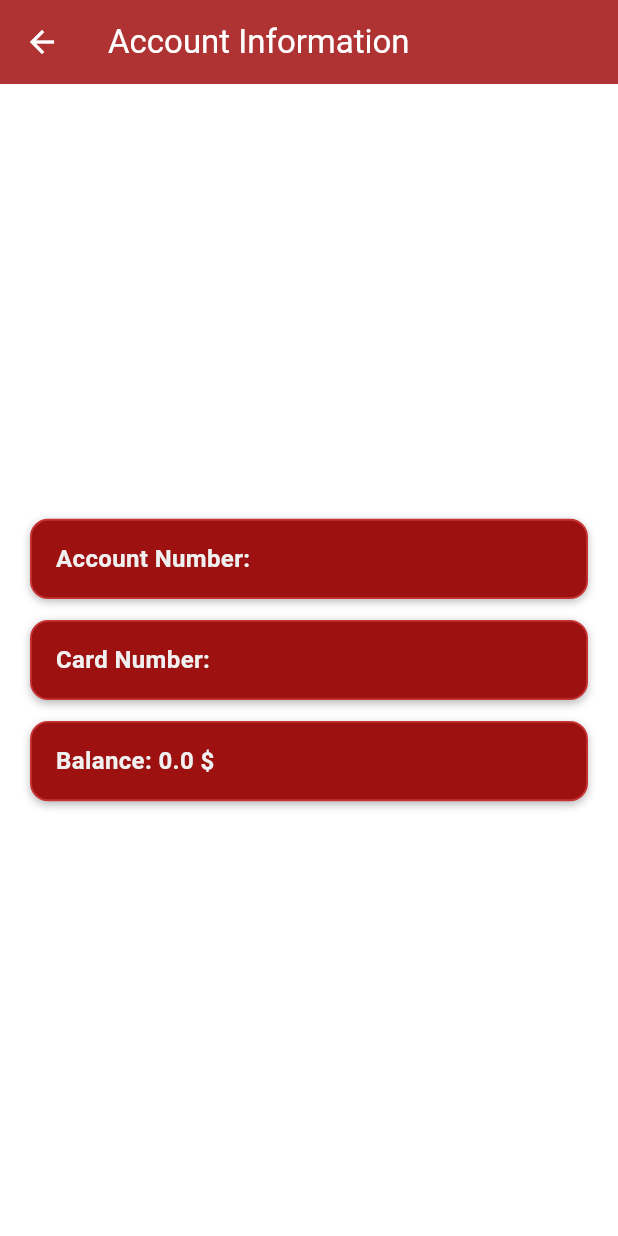
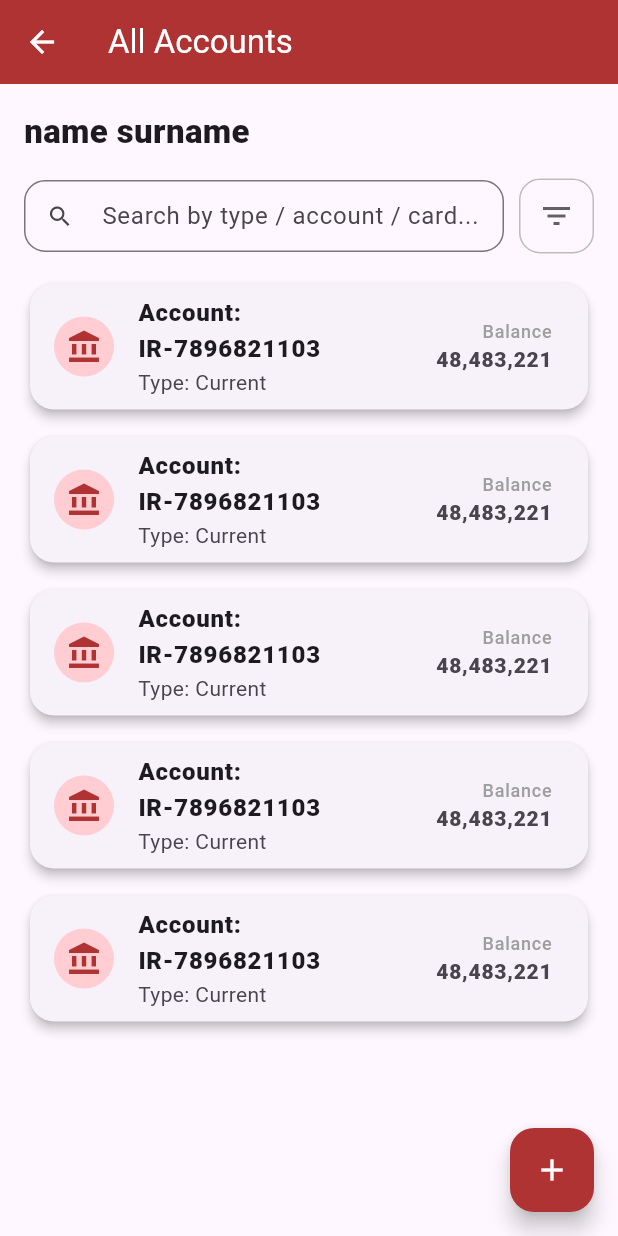
Before and after one commit to Asadipour84/AdvancedProgramming-Project-Flutter, a Flutter app: the HomePage screen opened directly with empty values, after a tap on "Accounts", on a phone screen of 412 x 824 dp. Run offline on Flutter 3.47's test engine with Material 3 defaults, Android fonts, the phone set to English and light mode, and no system bars; our stand-ins replace image_picker, pdf, share_plus.

Commit message:
feat: all accounts and refactoring acc details

```diff
--- a/lib/Account_Icon_Page.dart
+++ b/lib/Account_Icon_Page.dart
@@ -1,16 +1,25 @@
+import 'package:finalproject/All_Accounts_page.dart';
 import 'package:flutter/material.dart';
 import 'Account_Icon.dart';
-class AccountPage extends StatelessWidget {
-  final Account account;
-  const AccountPage({super.key, required this.account});
+import 'Account_detail_page.dart';
+
+class AccDetailPage extends StatelessWidget {
+  final allAccount_type account;
+
+  const AccDetailPage({super.key, required this.account});
+
+  static const Color kAccent = Color.fromARGB(255, 175, 51, 51);
+
   @override
   Widget build(BuildContext context) {
     return Scaffold(
       backgroundColor: Colors.white,
       appBar: AppBar(
-        title: const Text('Account Information', style: TextStyle(color: Colors.white),),
-        backgroundColor: const Color.fromARGB(255, 175, 51, 51),
-        // backgroundColor: EditProfilePage.kAccent,
+        title: const Text(
+          'Account Information',
+          style: TextStyle(color: Colors.white),
+        ),
+        backgroundColor: kAccent,
         foregroundColor: Colors.white,
       ),
       body: Center(
@@ -19,17 +28,20 @@ class AccountPage extends StatelessWidget {
           child: Column(
             mainAxisSize: MainAxisSize.min,
             children: [
-              _infoBox('Account Number', account.Account_Number),
+              _infoBox('Account Type', account.type),
               const SizedBox(height: 14),
-              _infoBox('Card Number', account.Card_Number),
+              _infoBox('Account Number', account.accountNumber),
               const SizedBox(height: 14),
-              _infoBox('Balance', '${account.Balance} \$'),
+              _infoBox('Card Number', account.cardNumber),
+              const SizedBox(height: 14),
+              _infoBox('Balance', '${_formatMoney(account.balance)}'),
             ],
           ),
         ),
       ),
     );
   }
+
   Widget _infoBox(String title, String value) {
     return Container(
       width: double.infinity,
@@ -38,12 +50,14 @@ class AccountPage extends StatelessWidget {
         color: const Color.fromARGB(255, 157, 17, 17),
         borderRadius: BorderRadius.circular(12),
         border: Border.all(
-            color: const Color.fromARGB(255, 200, 50, 50), width: 1.2),
-        boxShadow: [
+          color: const Color.fromARGB(255, 200, 50, 50),
+          width: 1.2,
+        ),
+        boxShadow: const [
           BoxShadow(
             color: Colors.black26,
             blurRadius: 4,
-            offset: const Offset(0, 2),
+            offset: Offset(0, 2),
           ),
         ],
       ),
@@ -57,4 +71,24 @@ class AccountPage extends StatelessWidget {
       ),
     );
   }
+
+  String _formatMoney(double value) {
+    final s = value.toStringAsFixed(0);
+    final chars = s.split('').reversed.toList();
+    final out = <String>[];
+    for (int i = 0; i < chars.length; i++) {
+      out.add(chars[i]);
+      if ((i + 1) % 3 == 0 && i != chars.length - 1) out.add(',');
+    }
+    return out.reversed.join();
+  }
+
+  // String _formatCard(String raw) {
+  //   final digits = raw.replaceAll(RegExp(r'\s+'), '');
+  //   if (digits.length != 16) return raw;
+  //   return "${digits.substring(0, 4)} "
+  //       "${digits.substring(4, 8)} "
+  //       "${digits.substring(8, 12)} "
+  //       "${digits.substring(12, 16)}";
+  // }
 }
--- /dev/null
+++ b/lib/All_Accounts_page.dart
@@ -0,0 +1,327 @@
+import 'dart:math';
+import 'package:finalproject/Account_Icon_Page.dart';
+import 'package:flutter/material.dart';
+import 'Account_detail_page.dart';
+
+/// If you already have an Account model, REMOVE this class
+/// and adjust the field names in the code below to match yours.
+class allAccount_type {
+  final String accountNumber;
+  final String cardNumber;
+  final double balance;
+  final String type; // e.g. "Savings", "Current", "Student"
+
+  allAccount_type({
+    required this.accountNumber,
+    required this.cardNumber,
+    required this.balance,
+    required this.type,
+  });
+}
+
+class AllAccountsPage extends StatefulWidget {
+  final String firstName;
+  final String lastName;
+
+  /// You can pass accounts from HomePage if you want.
+  /// If you don't pass, we generate fake accounts.
+  final List<allAccount_type>? initialAccounts;
+
+  const AllAccountsPage({
+    super.key,
+    required this.firstName,
+    required this.lastName,
+    this.initialAccounts,
+  });
+
+  @override
+  State<AllAccountsPage> createState() => _AllAccountsPageState();
+}
+
+class _AllAccountsPageState extends State<AllAccountsPage> {
+  static const Color kAccent = Color.fromARGB(255, 175, 51, 51);
+
+  final TextEditingController _searchCtrl = TextEditingController();
+
+  late List<allAccount_type> _accounts;
+  String _query = "";
+
+  // Filters
+  String? _typeFilter; // null = all types
+
+  @override
+  void initState() {
+    super.initState();
+    _accounts = widget.initialAccounts ?? _generateFakeAccounts();
+    _searchCtrl.addListener(() {
+      setState(() => _query = _searchCtrl.text.trim());
+    });
+  }
+
+  @override
+  void dispose() {
+    _searchCtrl.dispose();
+    super.dispose();
+  }
+
+  List<allAccount_type> get _filteredAccounts {
+    final q = _query.toLowerCase();
+
+    return _accounts.where((a) {
+      final matchesQuery = q.isEmpty ||
+          a.accountNumber.toLowerCase().contains(q) ||
+          a.cardNumber.toLowerCase().contains(q) ||
+          a.type.toLowerCase().contains(q);
+
+      final matchesType = _typeFilter == null || a.type == _typeFilter;
+
+      return matchesQuery && matchesType;
+    }).toList();
+  }
+
+  void _openFilterSheet() async {
+    final selected = await showModalBottomSheet<String?>(
+      context: context,
+      showDragHandle: true,
+      builder: (context) {
+        final types = _accounts.map((e) => e.type).toSet().toList()..sort();
+        String? temp = _typeFilter;
+
+        return StatefulBuilder(
+          builder: (context, setLocal) {
+            return Padding(
+              padding: const EdgeInsets.fromLTRB(16, 8, 16, 24),
+              child: Column(
+                mainAxisSize: MainAxisSize.min,
+                children: [
+                  const Align(
+                    alignment: Alignment.centerLeft,
+                    child: Text(
+                      "Filter",
+                      style: TextStyle(fontSize: 18, fontWeight: FontWeight.w800),
+                    ),
+                  ),
+                  const SizedBox(height: 12),
+
+                  DropdownButtonFormField<String?>(
+                    value: temp,
+                    decoration: const InputDecoration(
+                      labelText: "Account Type",
+                      border: OutlineInputBorder(),
+                    ),
+                    items: [
+                      const DropdownMenuItem<String?>(
+                        value: null,
+                        child: Text("All types"),
+                      ),
+                      ...types.map(
+                            (t) => DropdownMenuItem<String?>(
+                          value: t,
+                          child: Text(t),
+                        ),
+                      )
+                    ],
+                    onChanged: (v) => setLocal(() => temp = v),
+                  ),
+
+                  const SizedBox(height: 16),
+                  Row(
+                    children: [
+                      Expanded(
+                        child: OutlinedButton(
+                          onPressed: () => Navigator.pop(context, null),
+                          child: const Text("Clear"),
+                        ),
+                      ),
+                      const SizedBox(width: 12),
+                      Expanded(
+                        child: ElevatedButton(
+                          style: ElevatedButton.styleFrom(
+                            backgroundColor: kAccent,
+                            foregroundColor: Colors.white,
+                          ),
+                          onPressed: () => Navigator.pop(context, temp),
+                          child: const Text("Apply"),
+                        ),
+                      ),
+                    ],
+                  )
+                ],
+              ),
+            );
+          },
+        );
+      },
+    );
+
+    // If user closed sheet, selected can be null OR a value; we treat null as "clear"
+    setState(() => _typeFilter = selected);
+  }
+
+  void _addNewAccount() {
+    setState(() {
+      _accounts.insert(0, _generateOneAccount());
+    });
+
+    ScaffoldMessenger.of(context).showSnackBar(
+      const SnackBar(content: Text("New account added")),
+    );
+  }
+
+  String _formatMoney(double value) {
+    final s = value.toStringAsFixed(0);
+    final chars = s.split('').reversed.toList();
+    final out = <String>[];
+    for (int i = 0; i < chars.length; i++) {
+      out.add(chars[i]);
+      if ((i + 1) % 3 == 0 && i != chars.length - 1) out.add(',');
+    }
+    return out.reversed.join();
+  }
+
+  @override
+  Widget build(BuildContext context) {
+    final shown = _filteredAccounts;
+
+    return Scaffold(
+      appBar: AppBar(
+        title: const Text("All Accounts", style: TextStyle(color: Colors.white)),
+        backgroundColor: kAccent,
+        foregroundColor: Colors.white,
+      ),
+      floatingActionButton: FloatingActionButton(
+        backgroundColor: kAccent,
+        foregroundColor: Colors.white,
+        onPressed: _addNewAccount,
+        child: const Icon(Icons.add),
+      ),
+      body: Padding(
+        padding: const EdgeInsets.all(16),
+        child: Column(
+          crossAxisAlignment: CrossAxisAlignment.start,
+          children: [
+            // 1) Top title (name + last name)
+            Text(
+              "${widget.firstName} ${widget.lastName}",
+              style: const TextStyle(fontSize: 22, fontWeight: FontWeight.w900),
+            ),
+            const SizedBox(height: 16),
+
+            // 2) Search bar + filter icon aligned
+            Row(
+              children: [
+                Expanded(
+                  child: TextField(
+                    controller: _searchCtrl,
+                    decoration: InputDecoration(
+                      hintText: "Search by type / account / card...",
+                      prefixIcon: const Icon(Icons.search),
+                      border: OutlineInputBorder(
+                        borderRadius: BorderRadius.circular(14),
+                      ),
+                      isDense: true,
+                    ),
+                  ),
+                ),
+                const SizedBox(width: 10),
+                InkWell(
+                  onTap: _openFilterSheet,
+                  borderRadius: BorderRadius.circular(14),
+                  child: Container(
+                    padding: const EdgeInsets.all(12),
+                    decoration: BoxDecoration(
+                      borderRadius: BorderRadius.circular(14),
+                      border: Border.all(color: Colors.grey.shade400),
+                    ),
+                    child: Icon(
+                      Icons.filter_list,
+                      color: _typeFilter == null ? Colors.grey[700] : kAccent,
+                    ),
+                  ),
+                ),
+              ],
+            ),
+            const SizedBox(height: 16),
+
+            // 3) Ordered list of accounts
+            Expanded(
+              child: shown.isEmpty
+                  ? const Center(child: Text("No accounts found."))
+                  : ListView.separated(
+                itemCount: shown.length,
+                separatorBuilder: (_, __) => const SizedBox(height: 10),
+                itemBuilder: (context, index) {
+                  final acc = shown[index];
+
+                  return Card(
+                    elevation: 3,
+                    shape: RoundedRectangleBorder(
+                      borderRadius: BorderRadius.circular(16),
+                    ),
+                    child: ListTile(
+                      leading: CircleAvatar(
+                        backgroundColor: Colors.red.shade100,
+                        child: Icon(Icons.account_balance, color: kAccent),
+                      ),
+                      title: Text(
+                        "Account: ${acc.accountNumber}",
+                        style: const TextStyle(fontWeight: FontWeight.w800),
+                      ),
+                      subtitle: Text("Type: ${acc.type}"),
+                      trailing: Column(
+                        mainAxisAlignment: MainAxisAlignment.center,
+                        crossAxisAlignment: CrossAxisAlignment.end,
+                        children: [
+                          const Text("Balance",
+                              style: TextStyle(fontSize: 12, color: Colors.grey)),
+                          Text(
+                            "${_formatMoney(acc.balance)}",
+                            style: const TextStyle(
+                              fontWeight: FontWeight.w900,
+                              fontSize: 14,
+                            ),
+                          ),
+                        ],
+                      ),
+                      onTap: () {
+                        Navigator.push(
+                          context,
+                          MaterialPageRoute(
+                            builder: (_) => AccDetailPage(account: acc),
+                          ),
+                        );
+                      },
+                    ),
+                  );
+                },
+              ),
+            ),
+          ],
+        ),
+      ),
+    );
+  }
+
+  // -------------------------
+  // Fake data generators
+  // -------------------------
+  List<allAccount_type> _generateFakeAccounts() {
+    return List.generate(5, (_) => _generateOneAccount());
+  }
+
+  allAccount_type _generateOneAccount() {
+    final rand = Random();
+    final types = ["Savings", "Current", "Student"];
+    final type = types[rand.nextInt(types.length)];
+
+    String digits(int len) =>
+        List.generate(len, (_) => rand.nextInt(10)).join();
+
+    return allAccount_type(
+      accountNumber: "IR-${digits(10)}",
+      cardNumber: digits(16),
+      balance: (rand.nextInt(90000000) + 1000000).toDouble(),
+      type: type,
+    );
+  }
+}
--- a/lib/home_page.dart
+++ b/lib/home_page.dart
@@ -4,6 +4,7 @@ import 'Account_Icon_Page.dart';
 import 'Transfer_Page.dart' ;
 import 'Profile_page.dart';
 import 'Groups_Page.dart';
+import 'All_Accounts_page.dart';
 class HomePage extends StatelessWidget {
   final String userName;
   final Account account;
@@ -64,7 +65,11 @@ class HomePage extends StatelessWidget {
                       Navigator.push(
                         context,
                         MaterialPageRoute(
-                          builder: (context) => AccountPage(account: account),
+                          builder: (_) => AllAccountsPage(
+                            firstName: "name",   // replace with real values
+                            lastName: "surname",
+                            // initialAccounts: yourAccountsList, // optional
+                          ),
                         ),
                       );
                     },
```
Also changed, not shown: lib/Account_detail_page.dart (added, +78 -0 lines), 1 other file.
